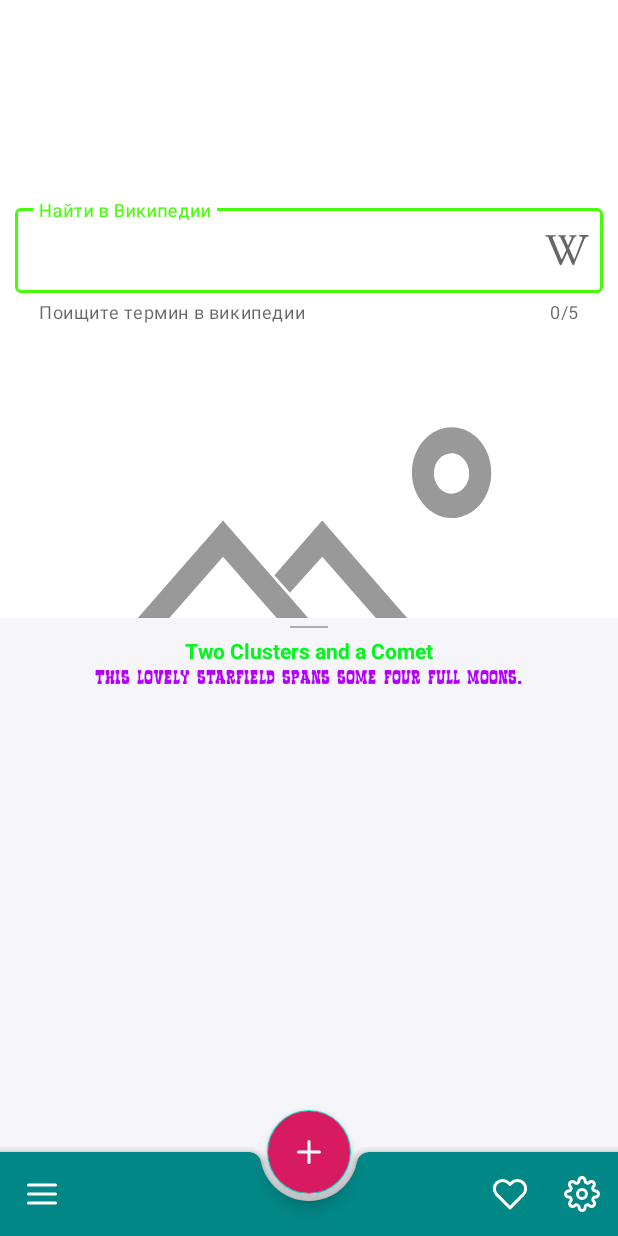
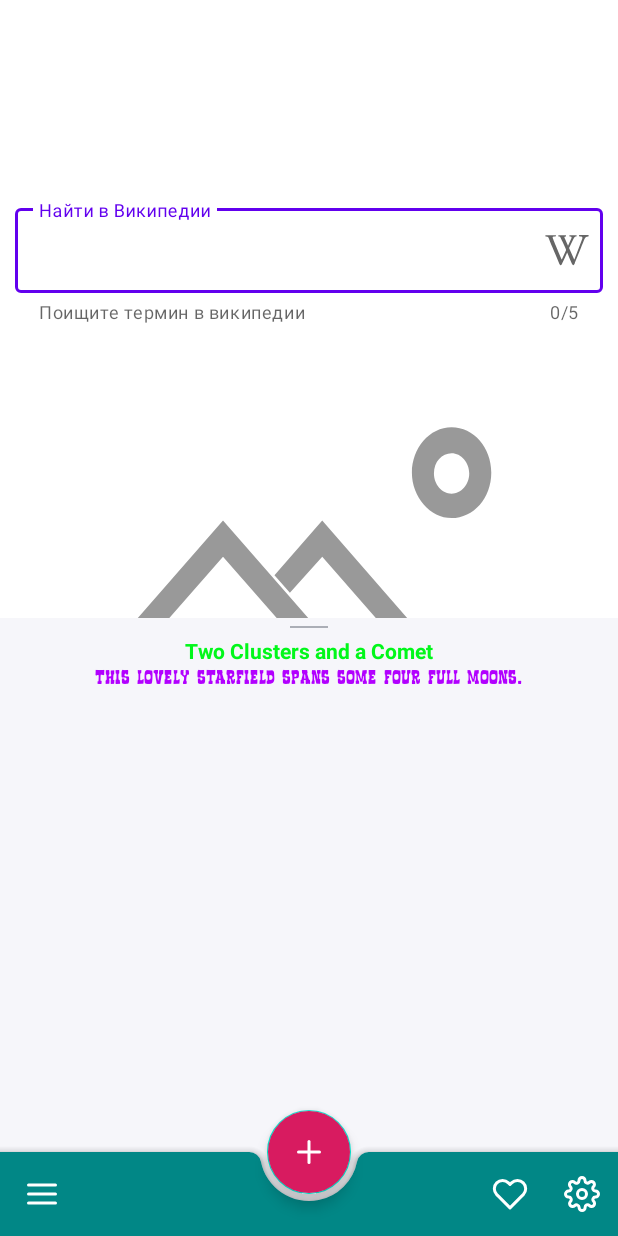
Before and after one commit to makhortius/MaterialDesign, an Android app: the screen it shows after launch (MainActivity), on a phone screen of 412 x 824 dp. Run offline under Robolectric (Android 15) with nearby library versions, the phone set to English and light mode, and no system bars; pictures from the network do not load; Roboto replaces fonts that are not available here.

Commit message:
урок 2 Научились динамически менять тему приложения(!! не забываем о recreate())

```diff
--- a/app/src/main/java/com/gb/material_1507_1544_3_1/view/MainActivity.kt
+++ b/app/src/main/java/com/gb/material_1507_1544_3_1/view/MainActivity.kt
@@ -7,13 +7,25 @@ import com.gb.material_1507_1555_3_1.R
 
 class MainActivity : AppCompatActivity() {
     override fun onCreate(savedInstanceState: Bundle?) {
+
         super.onCreate(savedInstanceState)
         // TODO FULL SCREEN
+        if (isConnecton()) {
+            setTheme(R.style.ThemeConnected)
+        }else{
+            setTheme(R.style.ThemeDisConnected)
+        }
+        // если во время исполнения то не забываем выполнить recreate()
         setContentView(R.layout.activity_main)
-        if(savedInstanceState==null){
-            supportFragmentManager.beginTransaction().replace(R.id.container,PictureOfTheDayFragment.newInstance()).commit()
+        if (savedInstanceState == null) {
+            supportFragmentManager.beginTransaction()
+                .replace(R.id.container, PictureOfTheDayFragment.newInstance()).commit()
         }
+        //recreate()
+    }
 
+    private fun isConnecton(): Boolean {
+        return true
     }
 
 }
--- a/app/src/main/res/values/colors.xml
+++ b/app/src/main/res/values/colors.xml
@@ -20,5 +20,6 @@
 
 
     <color name="color_connected">#B200FF</color>
+    <color name="color_disconnected">#FF0000</color>
 
 </resources>
--- a/app/src/main/res/values/themes.xml
+++ b/app/src/main/res/values/themes.xml
@@ -15,10 +15,21 @@
         <item name="android:statusBarColor" tools:targetApi="l">?attr/colorPrimaryVariant</item>
         <!-- Customize your theme here. -->
 
+
+    </style>
+
+
+    <style name="ThemeConnected" parent="Theme.MaterialComponents.DayNight.NoActionBar">
         <item name="textColorConnected">@color/color_connected</item>
     </style>
 
+    <style name="ThemeDisConnected" parent="Theme.MaterialComponents.DayNight.NoActionBar">
+        <item name="textColorConnected">@color/color_disconnected</item>
+    </style>
+
+
     <style name="CustomStyle">
+
         <item name="android:textColor">#01F71A</item>
     </style>
 
```
